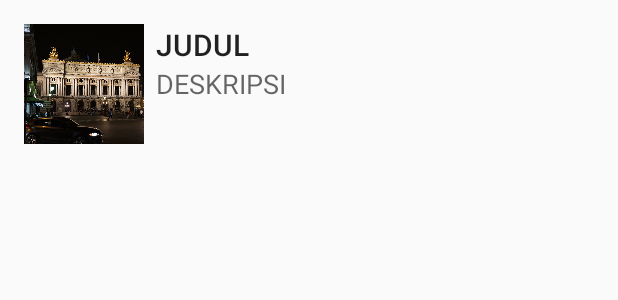
After one commit to DafaZakhulhaq27/RecyclerView2, an Android app: the layout item_list.xml on its own in the app's theme, with its tools: preview values and no code run, on a phone screen of 412 x 824 dp. The commit adds this screen. Shown: the top 300 px of the screen. Run offline under Robolectric (Android 15) with nearby library versions, the phone set to English and light mode, and no system bars.

Commit message:
RecyclerView List

```diff
--- a/app/build.gradle
+++ b/app/build.gradle
@@ -25,5 +25,7 @@ dependencies {
         exclude group: 'com.android.support', module: 'support-annotations'
     })
     compile 'com.android.support:appcompat-v7:25.0.0'
+    compile 'com.android.support:recyclerview-v7:25.0.0'
+
     testCompile 'junit:junit:4.12'
 }
--- /dev/null
+++ b/app/src/main/res/layout/item_list.xml
@@ -0,0 +1,47 @@
+<?xml version="1.0" encoding="utf-8"?>
+<RelativeLayout xmlns:android="http://schemas.android.com/apk/res/android"
+                xmlns:tools="http://schemas.android.com/tools"
+                android:layout_width="match_parent"
+                android:layout_height="wrap_content"
+                android:background="?android:attr/selectableItemBackground"
+                android:orientation="vertical"
+                android:padding="16dp">
+
+
+    <ImageView
+
+        android:id="@+id/imageview"
+        android:layout_width="80dp"
+        android:layout_height="80dp"
+        android:scaleType="centerCrop"
+        tools:src="@drawable/a"/>
+
+    <TextView
+        android:id="@+id/textviewjudul"
+        android:layout_width="match_parent"
+        android:layout_height="wrap_content"
+        android:layout_alignParentTop="true"
+        android:layout_marginLeft="8dp"
+        android:layout_marginStart="8dp"
+        android:layout_toEndOf="@id/imageview"
+        android:layout_toRightOf="@id/imageview"
+        android:ellipsize="end"
+        android:maxLines="1"
+        android:textAppearance="@style/Base.TextAppearance.AppCompat.Title"
+        tools:text="JUDUL"/>
+
+
+    <TextView
+        android:id="@+id/textviewdeskripsi"
+        android:layout_width="match_parent"
+        android:layout_height="wrap_content"
+        android:layout_alignLeft="@+id/textviewjudul"
+        android:layout_alignStart="@id/textviewjudul"
+        android:layout_below="@+id/textviewjudul"
+        android:ellipsize="end"
+        android:maxLines="2"
+        android:textAppearance="@style/Base.TextAppearance.AppCompat.Medium"
+        tools:text="DESKRIPSI"/>
+
+
+</RelativeLayout>
```
Also changed, not shown: app/src/main/java/id/sch/smktelkom_mlg/learn/recyclerview1/MainActivity.java (+47 -0 lines), app/src/main/java/id/sch/smktelkom_mlg/learn/recyclerview1/adapter/HotelAdapter.java (added, +77 -0 lines), app/src/main/java/id/sch/smktelkom_mlg/learn/recyclerview1/model/Hotel.java (added, +26 -0 lines), app/src/main/res/layout/activity_main.xml (+5 -11 lines), app/src/main/res/values-w820dp/arrays.xml (added, +96 -0 lines), app/src/main/res/drawable/a.png (added), app/src/main/res/drawable/c.png (added), app/src/main/res/drawable/d.png (added), app/src/main/res/drawable/e.png (added), app/src/main/res/drawable/f.png (added), 1 other file.
